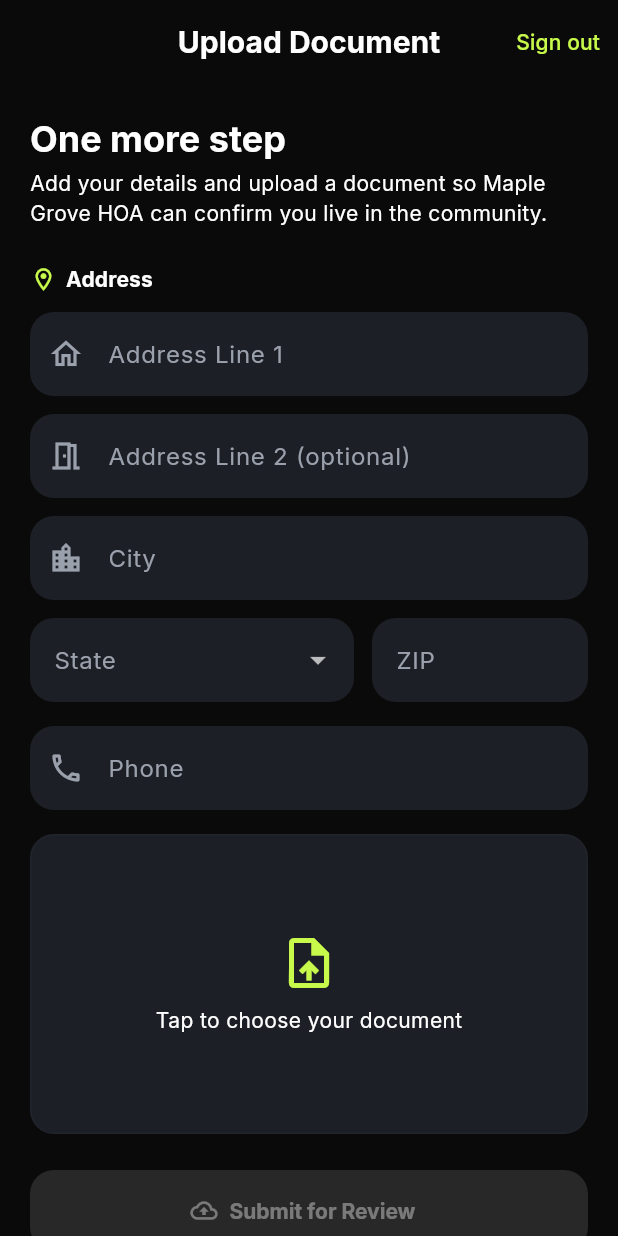
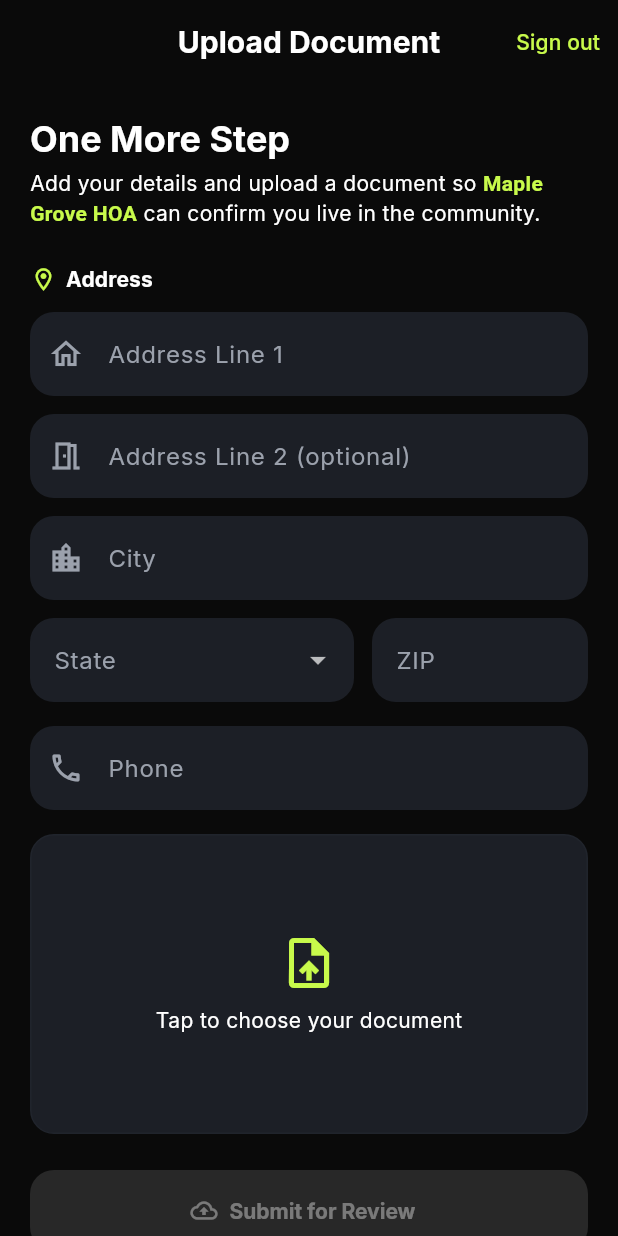
Before and after one commit to SabihSiddiqui1337/community-reserve, a Flutter app: the ResidencyVerificationScreen screen opened by its route, on a phone screen of 412 x 824 dp. Run offline on Flutter 3.47's test engine with Material 3 defaults, Android fonts, the phone set to English and light mode, and no system bars; our stand-ins replace cloud_firestore, cloud_functions, firebase_auth, firebase_core, firebase_messaging, firebase_storage and 10 more; missing offline and left inert: dart:html, flutter_inappwebview; accounts and stored records are empty.

Commit message:
Residency polish: faster upload (web image compression), one-line success title, 'One More Step' + lime community name, Member Details capitalization + bounded doc viewer
Co-Authored-By: Claude Opus 4.8 (1M context) <noreply@anthropic.com>

```diff
--- a/lib/features/residency/presentation/residency_verification_screen.dart
+++ b/lib/features/residency/presentation/residency_verification_screen.dart
@@ -197,14 +197,26 @@ class _ResidencyVerificationScreenState
             child: Column(
               crossAxisAlignment: CrossAxisAlignment.stretch,
               children: [
-                Text('One more step',
+                Text('One More Step',
                     style: theme.textTheme.headlineSmall
                         ?.copyWith(fontWeight: FontWeight.bold)),
                 const SizedBox(height: 4),
-                Text(
-                  'Add your details and upload a document so ${community.name} '
-                  'can confirm you live in the community.',
-                  style: theme.textTheme.bodyMedium,
+                Text.rich(
+                  TextSpan(
+                    style: theme.textTheme.bodyMedium,
+                    children: [
+                      const TextSpan(
+                          text: 'Add your details and upload a document so '),
+                      TextSpan(
+                        text: community.name,
+                        style: TextStyle(
+                            color: theme.colorScheme.primary,
+                            fontWeight: FontWeight.w700),
+                      ),
+                      const TextSpan(
+                          text: ' can confirm you live in the community.'),
+                    ],
+                  ),
                 ),
                 const SizedBox(height: 24),
                 Row(
```
Also changed, not shown: lib/features/admin/widgets/member_detail_dialog.dart (+15 -5 lines), lib/features/residency/data/document_picker_web.dart (+53 -5 lines), lib/features/residency/presentation/residency_status_screen.dart (+7 -2 lines).
